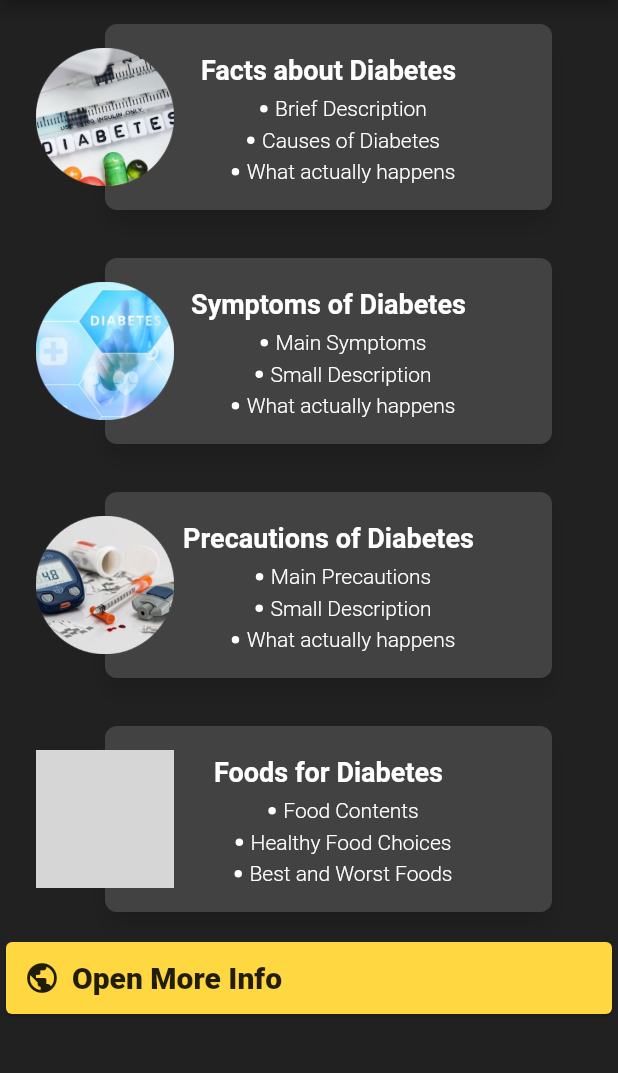
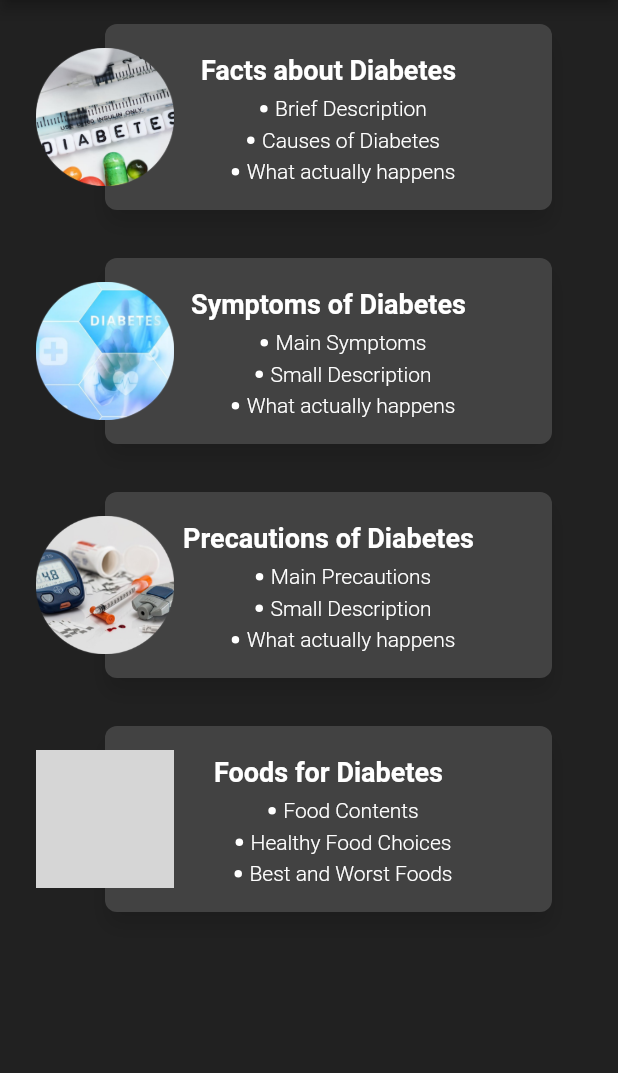
Before and after one commit to KushanChamindu/health-care-support-system, a Flutter app: the Diab_discription screen opened by its route, on a phone screen of 412 x 824 dp, the part 84-1157 px from its top. Run offline on Flutter 3.47's test engine with Material 2 defaults, Android fonts, the phone set to English and light mode, and no system bars; our stand-ins replace cloud_firestore, curved_navigation_bar, datetime_picker_formfield, firebase_auth, firebase_storage, fl_chart and 7 more; missing offline and left inert: dart:ffi, flutter_dialogflow, flutube; accounts and stored records are empty; Roboto replaces fonts that are missing (Montserrat); grey boxes are pictures that could not be loaded.

Commit message:
Nishothan part add

```diff
--- a/lib/Pages/Diab_pages/Diab_discription.dart
+++ b/lib/Pages/Diab_pages/Diab_discription.dart
@@ -107,22 +107,22 @@ class _Diab_discriptionState extends State<Diab_discription> {
             ),
 
 
-            Card(
-                color:Colors.amberAccent,
-                child: Column(
-              children: <Widget>[
-                FlatButton.icon(
-                    onPressed: () {
-                      Navigator.pushNamed(context, '/Diab_webview');
-                    },
-
-                    icon: Icon(Icons.public),
-                    label: Expanded(
-                        child: Text("Open More Info",
-                            style: TextStyle(
-                                fontSize: 20, fontWeight: FontWeight.w900)))),
-              ],
-            )),
+//            Card(
+//                color:Colors.amberAccent,
+//                child: Column(
+//              children: <Widget>[
+//                FlatButton.icon(
+//                    onPressed: () {
+//                      Navigator.pushNamed(context, '/Diab_webview');
+//                    },
+//
+//                    icon: Icon(Icons.public),
+//                    label: Expanded(
+//                        child: Text("Open More Info",
+//                            style: TextStyle(
+//                                fontSize: 20, fontWeight: FontWeight.w900)))),
+//              ],
+//            )),
           ],
         ),
       ),
--- a/lib/main.dart
+++ b/lib/main.dart
@@ -69,7 +69,7 @@ void main() => runApp(MaterialApp(
         '/HTD_card':(context)=>HTD_Cards(),
 //      ------------------------------------------------------------
         '/Diab_discription': (context) => Diab_discription(),
-        //'/Diab_webview': (context) => Diab_webview(),
+//        '/Diab_webview': (context) => Diab_webview(),
         '/Diab_symptom': (context) => Diab_symptoms(),
         '/Diab_precaution': (context) => Diab_precautions(),
         '/Diab_about' : (context) => Diab_about(),
```
